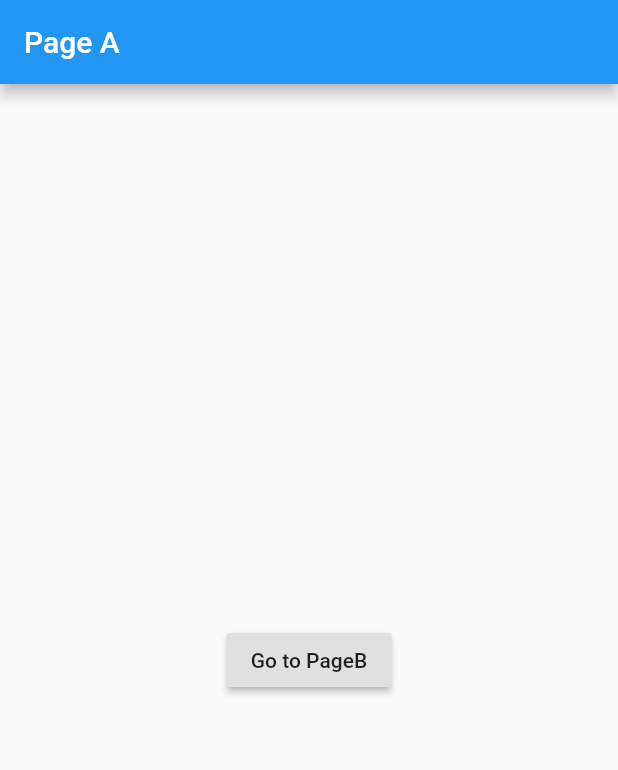
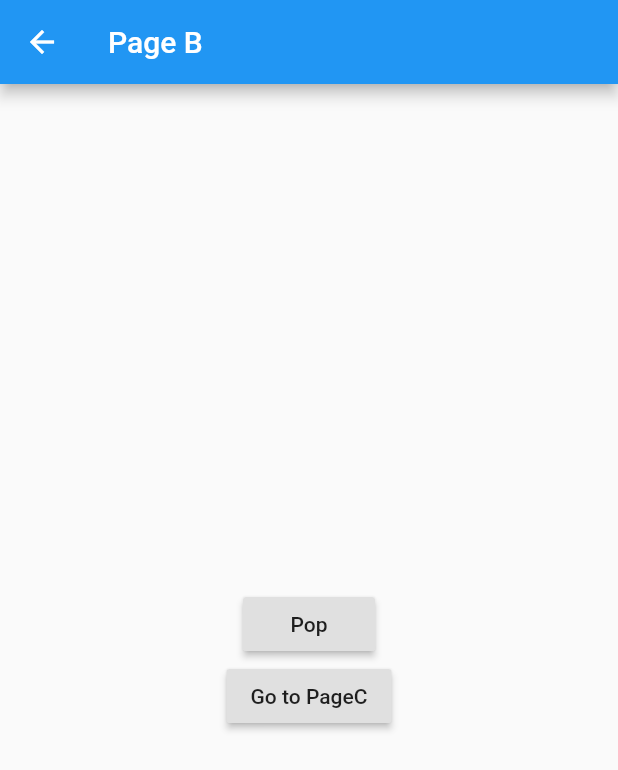
Before and after one commit to Phuong-NguyenAnh/FlutterBlocSample, a Flutter app: the PageA screen opened directly, after a tap on "Go to PageB", on a phone screen of 412 x 824 dp. Shown: the top 770 px of the screen. Run offline on Flutter 3.47's test engine with Material 2 defaults, Android fonts, the phone set to English and light mode, and no system bars; our stand-ins replace bloc, equatable, flutter_bloc, rxdart, wave.

Commit message:
navigation route

```diff
--- a/lib/navigation/app.dart
+++ b/lib/navigation/app.dart
@@ -9,20 +9,26 @@ class App extends StatelessWidget {
     return BlocProvider(
       builder: (context) => MyBloc(),
       child: MaterialApp(
-        home: BlocBuilder<MyBloc, MyState>(
-          builder: (context , state) {
-            switch(state.runtimeType)
-            {
-              case StateA:
-              return PageA();
-              case StateB:
-              return PageB();
-              case StateC:
-              return PageC();
-              default: return PageA();
-            }
-          }
-        ),
+        routes: {
+          '/': (context) => PageA(),
+          '/pageB': (context) => PageB(),
+          '/pageC': (context) => PageC()
+        },
+        initialRoute: '/',
+        // home: BlocBuilder<MyBloc, MyState>(
+        //   builder: (context , state) {
+        //     switch(state.runtimeType)
+        //     {
+        //       case StateA:
+        //       return PageA();
+        //       case StateB:
+        //       return PageB();
+        //       case StateC:
+        //       return PageC();
+        //       default: return PageA();
+        //     }
+        //   }
+        // ),
       ),
     );
   }
@@ -31,7 +37,13 @@ class App extends StatelessWidget {
 class PageA extends StatelessWidget {
   @override
   Widget build(BuildContext context) {
-    return Scaffold(
+    return BlocListener<MyBloc, ROUTE_STATE>(
+      listener: (context, state) {
+        if (state == ROUTE_STATE.StateB) {
+          Navigator.of(context).pushNamed('/pageB');
+        }
+      },
+      child: Scaffold(
         appBar: AppBar(
           title: Text('Page A'),
         ),
@@ -43,6 +55,7 @@ class PageA extends StatelessWidget {
             },
           ),
         ),
+      ),
     );
   }
 }
@@ -50,16 +63,35 @@ class PageA extends StatelessWidget {
 class PageB extends StatelessWidget {
   @override
   Widget build(BuildContext context) {
-    return Scaffold(
+    return BlocListener<MyBloc, ROUTE_STATE>(
+      listener: (context, state) {
+        if (state == ROUTE_STATE.StateC) {
+          Navigator.of(context).pushNamed('/pageC');
+        }
+      },
+      child: Scaffold(
         appBar: AppBar(
           title: Text('Page B'),
         ),
         body: Center(
-        child: RaisedButton(
+          child: Column(
+            mainAxisAlignment: MainAxisAlignment.center,
+            crossAxisAlignment: CrossAxisAlignment.center,
+            children: <Widget>[
+              RaisedButton(
+                child: Text('Pop'),
+                onPressed: () {
+                  Navigator.of(context).pop();
+                },
+              ),
+              RaisedButton(
                 child: Text('Go to PageC'),
                 onPressed: () {
                   BlocProvider.of<MyBloc>(context).add(MyEvent.eventC);
                 },
+              ),
+            ],
+          ),
         ),
       ),
     );
@@ -74,17 +106,36 @@ class PageC extends StatefulWidget {
 class PageCState extends State<PageC> {
   @override
   Widget build(BuildContext context) {
-    return Scaffold(
+    return BlocListener<MyBloc, ROUTE_STATE>(
+      listener: (context, state) {
+        if (state == ROUTE_STATE.StateA) {
+          Navigator.of(context).pushNamed('/');
+        }
+      },
+      child: Scaffold(
         appBar: AppBar(
           title: Text('Page C'),
         ),
         body: Center(
-        child: RaisedButton(
+          child: Column(
+            mainAxisAlignment: MainAxisAlignment.center,
+            crossAxisAlignment: CrossAxisAlignment.center,
+            children: <Widget>[
+              RaisedButton(
+                child: Text('Pop'),
+                onPressed: () {
+                  Navigator.of(context).pop();
+                },
+              ),
+              RaisedButton(
                 child: Text('Go to PageA'),
                 onPressed: () {
                   BlocProvider.of<MyBloc>(context).add(MyEvent.eventA);
                 },
               ),
+            ],
+          ),
+        ),
       ),
     );
   }
--- a/lib/navigation/my_bloc.dart
+++ b/lib/navigation/my_bloc.dart
@@ -1,21 +1,21 @@
 import 'package:bloc/bloc.dart';
 import 'bloc.dart';
 
-class MyBloc extends Bloc<MyEvent, MyState> {
+class MyBloc extends Bloc<MyEvent, ROUTE_STATE> {
   @override
-  MyState get initialState => StateA();
+  ROUTE_STATE get initialState => ROUTE_STATE.StateA;
 
   @override
-  Stream<MyState> mapEventToState(MyEvent event) async* {
+  Stream<ROUTE_STATE> mapEventToState(MyEvent event) async* {
     switch (event) {
       case MyEvent.eventA:
-        yield StateA();
+        yield ROUTE_STATE.StateA;
         break;
       case MyEvent.eventB:
-        yield StateB();
+        yield ROUTE_STATE.StateB;
         break;
       case MyEvent.eventC:
-        yield StateC();
+        yield ROUTE_STATE.StateC;
         break;
     }
   }
--- a/lib/navigation/my_state.dart
+++ b/lib/navigation/my_state.dart
@@ -1,7 +1 @@
-abstract class MyState {}
-
-class StateA extends MyState {}
-
-class StateB extends MyState {}
-
-class StateC extends MyState {}
+enum ROUTE_STATE { StateA, StateB, StateC }
```
Lines whose indentation alone changed are shown as unchanged.
